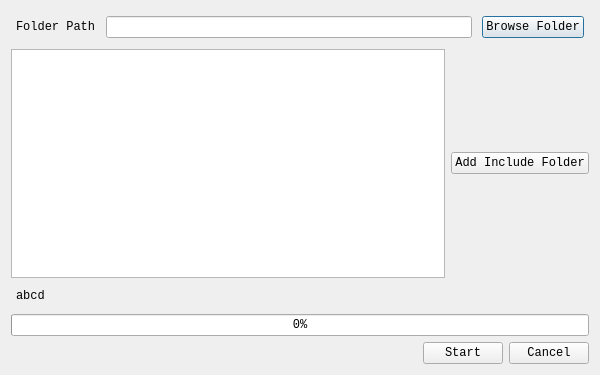
Old version of the form analyzer/ui/CreateDatabaseWindow.ui in the repository igorJarek/SourceCodeAnalyzer.
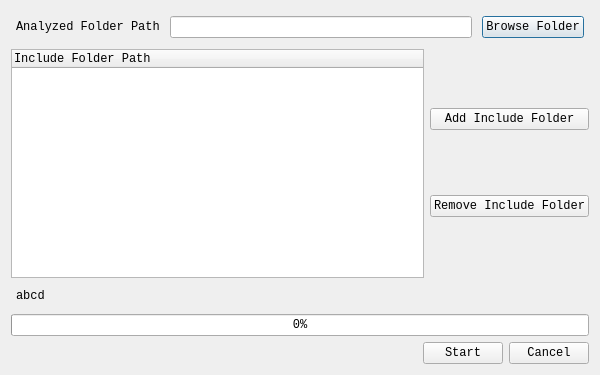
New version of the form.

Commit message: analyzer: change QTextEdit to QTreeWidget in CreateDatabaseWindow

Diff of the .ui file:
```diff
--- a/analyzer/ui/CreateDatabaseWindow.ui
+++ b/analyzer/ui/CreateDatabaseWindow.ui
@@ -44,7 +44,7 @@
         </font>
        </property>
        <property name="text">
-        <string>Folder Path</string>
+        <string>Analyzed Folder Path</string>
        </property>
       </widget>
      </item>
@@ -77,17 +77,24 @@
    <item>
     <layout class="QHBoxLayout" name="horizontalLayout_2">
      <item>
-      <widget class="QTextEdit" name="includeFolderEdit">
+      <widget class="QTreeWidget" name="includeFolderTree">
        <property name="font">
         <font>
          <family>Consolas</family>
         </font>
        </property>
-       <property name="readOnly">
-        <bool>true</bool>
+       <property name="selectionMode">
+        <enum>QAbstractItemView::MultiSelection</enum>
        </property>
+       <column>
+        <property name="text">
+         <string>Include Folder Path</string>
+        </property>
+       </column>
       </widget>
      </item>
+     <item>
+      <layout class="QVBoxLayout" name="verticalLayout_2">
      <item>
       <widget class="QPushButton" name="includeFolderButton">
        <property name="font">
@@ -99,6 +106,15 @@
         <string>Add Include Folder</string>
        </property>
       </widget>
+       </item>
+       <item>
+        <widget class="QPushButton" name="removeFolderButton">
+         <property name="text">
+          <string>Remove Include Folder</string>
+         </property>
+        </widget>
+       </item>
+      </layout>
      </item>
     </layout>
    </item>
```
Lines whose indentation alone changed are shown as unchanged. The commit also changes 2 other files.
